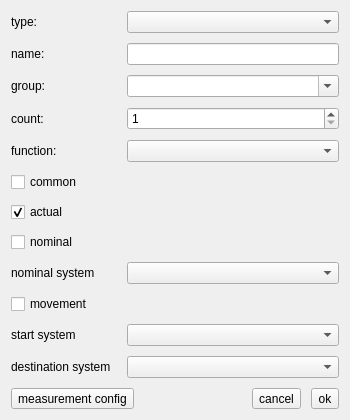
Above: ui/dialogs/createfeaturedialog.ui from OpenIndy/OpenIndy before the change. Below: the same form after it.
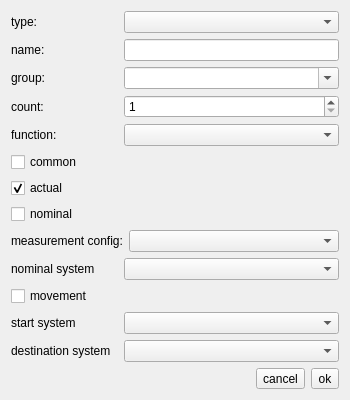
That is the form after the change.

Commit message: default function selection updated + bugfixes

Patch:
```diff
--- a/ui/dialogs/createfeaturedialog.ui
+++ b/ui/dialogs/createfeaturedialog.ui
@@ -21,16 +21,7 @@
   </property>
   <layout class="QGridLayout" name="gridLayout">
    <item row="0" column="0">
-    <layout class="QVBoxLayout" name="verticalLayout_4" stretch="0,0,0,0,0,0">
-     <property name="spacing">
-      <number>10</number>
-     </property>
-     <property name="sizeConstraint">
-      <enum>QLayout::SetDefaultConstraint</enum>
-     </property>
-     <property name="topMargin">
-      <number>0</number>
-     </property>
+    <layout class="QVBoxLayout" name="verticalLayout_2">
      <item>
       <layout class="QHBoxLayout" name="horizontalLayout_9" stretch="1,2">
        <property name="sizeConstraint">
@@ -137,11 +128,6 @@
       </layout>
      </item>
      <item>
-      <layout class="QVBoxLayout" name="verticalLayout_2">
-       <property name="sizeConstraint">
-        <enum>QLayout::SetDefaultConstraint</enum>
-       </property>
-       <item>
         <widget class="QCheckBox" name="checkBox_common">
          <property name="text">
           <string>common</string>
@@ -165,6 +151,20 @@
          </property>
         </widget>
        </item>
+     <item>
+      <layout class="QHBoxLayout" name="horizontalLayout_10" stretch="1,2">
+       <item>
+        <widget class="QLabel" name="label_mConfig">
+         <property name="text">
+          <string>measurement config:</string>
+         </property>
+        </widget>
+       </item>
+       <item>
+        <widget class="QComboBox" name="comboBox_mConfig"/>
+       </item>
+      </layout>
+     </item>
        <item>
         <layout class="QHBoxLayout" name="horizontalLayout_4" stretch="1,2">
          <item>
@@ -179,8 +179,6 @@
          </item>
         </layout>
        </item>
-      </layout>
-     </item>
      <item>
       <layout class="QVBoxLayout" name="verticalLayout_3">
        <property name="sizeConstraint">
@@ -241,13 +239,6 @@
      </item>
      <item>
       <layout class="QHBoxLayout" name="horizontalLayout">
-       <item>
-        <widget class="QToolButton" name="toolButton_mConfig">
-         <property name="text">
-          <string>measurement config</string>
-         </property>
-        </widget>
-       </item>
        <item>
         <spacer name="horizontalSpacer">
          <property name="orientation">
```
Lines whose indentation alone changed are shown as unchanged. The commit also changes 16 other files.
